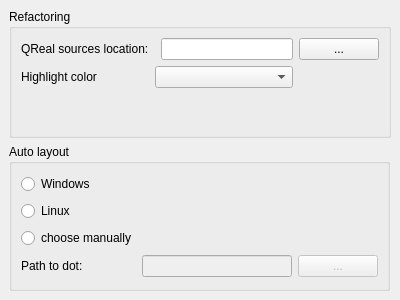
The window that plugins/refactoring/refactoringSupport/refactoringPreferencePage.ui (qreal/qreal) describes before a commit, drawn with Qt 5.
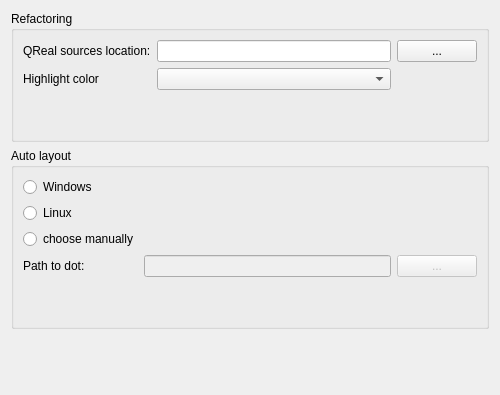
The same window after the commit.

```diff
--- a/plugins/refactoring/refactoringSupport/refactoringPreferencePage.ui
+++ b/plugins/refactoring/refactoringSupport/refactoringPreferencePage.ui
@@ -6,27 +6,21 @@
    <rect>
     <x>0</x>
     <y>0</y>
-    <width>400</width>
-    <height>300</height>
+    <width>500</width>
+    <height>395</height>
    </rect>
   </property>
   <property name="windowTitle">
    <string>Form</string>
   </property>
+  <layout class="QVBoxLayout" name="verticalLayout">
+   <item>
   <widget class="QGroupBox" name="groupBox">
    <property name="enabled">
     <bool>true</bool>
    </property>
-   <property name="geometry">
-    <rect>
-     <x>9</x>
-     <y>9</y>
-     <width>382</width>
-     <height>129</height>
-    </rect>
-   </property>
    <property name="sizePolicy">
-    <sizepolicy hsizetype="Ignored" vsizetype="Ignored">
+      <sizepolicy hsizetype="Expanding" vsizetype="Expanding">
      <horstretch>0</horstretch>
      <verstretch>0</verstretch>
     </sizepolicy>
@@ -35,6 +29,9 @@
     <string>Refactoring</string>
    </property>
    <layout class="QGridLayout" name="gridLayout">
+      <item row="1" column="1">
+       <widget class="QComboBox" name="colorComboBox"/>
+      </item>
     <item row="0" column="0">
      <widget class="QLabel" name="qrealSourcesLabel">
       <property name="text">
@@ -42,10 +39,10 @@
       </property>
      </widget>
     </item>
-    <item row="0" column="2">
+      <item row="0" column="1">
      <widget class="QLineEdit" name="qrealSourcesLineEdit"/>
     </item>
-    <item row="0" column="3">
+      <item row="0" column="2">
      <widget class="QPushButton" name="qrealSourcesPushButton">
       <property name="text">
        <string>...</string>
@@ -59,11 +56,8 @@
       </property>
      </widget>
     </item>
-    <item row="1" column="1" colspan="2">
-     <widget class="QComboBox" name="colorComboBox"/>
-    </item>
-    <item row="2" column="0">
-     <spacer name="verticalSpacer">
+      <item row="2" column="1">
+       <spacer name="verticalSpacer_2">
       <property name="orientation">
        <enum>Qt::Vertical</enum>
       </property>
@@ -77,33 +71,19 @@
     </item>
    </layout>
   </widget>
+   </item>
+   <item>
   <widget class="QGroupBox" name="groupBox2">
-   <property name="geometry">
-    <rect>
-     <x>9</x>
-     <y>144</y>
-     <width>381</width>
-     <height>147</height>
-    </rect>
+     <property name="sizePolicy">
+      <sizepolicy hsizetype="Expanding" vsizetype="Expanding">
+       <horstretch>0</horstretch>
+       <verstretch>0</verstretch>
+      </sizepolicy>
    </property>
    <property name="title">
     <string>Auto layout</string>
    </property>
    <layout class="QGridLayout" name="gridLayout_2">
-    <item row="0" column="0">
-     <widget class="QRadioButton" name="windowsRadioButton">
-      <property name="text">
-       <string>Windows</string>
-      </property>
-     </widget>
-    </item>
-    <item row="1" column="0">
-     <widget class="QRadioButton" name="linuxRadioButton">
-      <property name="text">
-       <string>Linux</string>
-      </property>
-     </widget>
-    </item>
     <item row="2" column="0">
      <widget class="QRadioButton" name="otherRadioButton">
       <property name="text">
@@ -111,10 +91,17 @@
       </property>
      </widget>
     </item>
-    <item row="3" column="0">
-     <widget class="QLabel" name="dotPathLabel">
+      <item row="1" column="0">
+       <widget class="QRadioButton" name="linuxRadioButton">
       <property name="text">
-       <string>Path to dot:</string>
+         <string>Linux</string>
+        </property>
+       </widget>
+      </item>
+      <item row="0" column="0">
+       <widget class="QRadioButton" name="windowsRadioButton">
+        <property name="text">
+         <string>Windows</string>
       </property>
      </widget>
     </item>
@@ -135,8 +122,43 @@
       </property>
      </widget>
     </item>
-   </layout>
-  </widget>
+      <item row="3" column="0">
+       <widget class="QLabel" name="dotPathLabel">
+        <property name="text">
+         <string>Path to dot:</string>
+        </property>
+       </widget>
+      </item>
+      <item row="4" column="1">
+       <spacer name="verticalSpacer_3">
+        <property name="orientation">
+         <enum>Qt::Vertical</enum>
+        </property>
+        <property name="sizeHint" stdset="0">
+         <size>
+          <width>20</width>
+          <height>40</height>
+         </size>
+        </property>
+       </spacer>
+      </item>
+     </layout>
+    </widget>
+   </item>
+   <item>
+    <spacer name="verticalSpacer">
+     <property name="orientation">
+      <enum>Qt::Vertical</enum>
+     </property>
+     <property name="sizeHint" stdset="0">
+      <size>
+       <width>20</width>
+       <height>40</height>
+      </size>
+     </property>
+    </spacer>
+   </item>
+  </layout>
  </widget>
  <resources/>
  <connections/>
```
Lines whose indentation alone changed are shown as unchanged.
